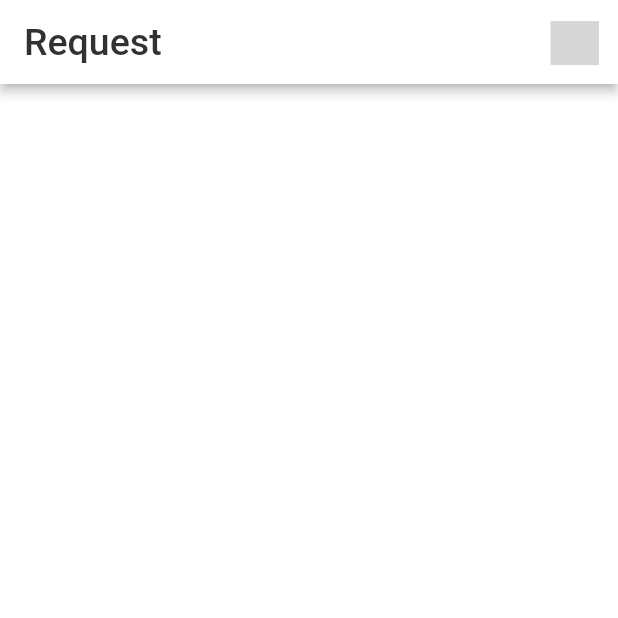
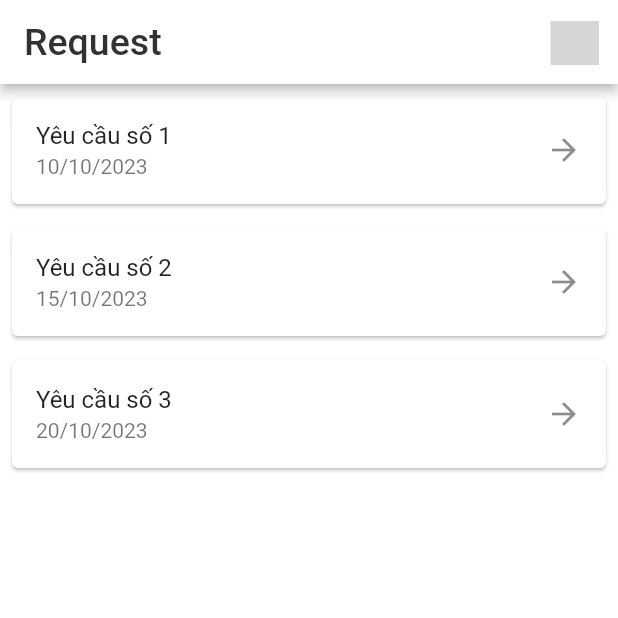
Before and after one commit to 3mallrice/apartee_flutter, a Flutter app: the RequestScreen screen opened directly, on a phone screen of 412 x 824 dp, the top half of it. Run offline on Flutter 3.47's test engine with Material 2 defaults, Android fonts, the phone set to English and light mode, and no system bars; our stand-ins replace dot_navigation_bar; missing offline and left inert: font_awesome_icon_class; grey boxes are pictures that could not be loaded.

```diff
--- a/lib/core/const/color_const.dart
+++ b/lib/core/const/color_const.dart
@@ -5,6 +5,7 @@ class ColorPalette {
   static const Color secondColor = Color(0x38FF8228);
   static const Color bgColor = Color(0xFFFFFFFF);
   static const Color textColor = Color(0xff333131);
+  static const Color textOnTapColor = Color(0xff11b621);
   static const Color unselectedIcon = Colors.grey;
 }
 
--- a/lib/representation/screens/request_screen.dart
+++ b/lib/representation/screens/request_screen.dart
@@ -34,6 +34,39 @@ class _RequestScreenState extends State<RequestScreen> {
         automaticallyImplyLeading: false,
         // bottom: ,
       ),
+
+      body: ListView.builder(
+        itemCount: upcomingRequests.length,
+        itemBuilder: (context, index) {
+          final request = upcomingRequests[index];
+          return Card(
+            margin: const EdgeInsets.all(8.0),
+            child: ListTile(
+              title: Text(request.title),
+              subtitle: Text(request.date),
+              trailing: const Icon(Icons.arrow_forward),
+              onTap: () {
+                // Xử lý khi bấm vào một yêu cầu
+                // Ví dụ: điều hướng đến trang chi tiết yêu cầu
+              },
+            ),
+          );
+        },
+      ),
     );
   }
 }
+
+class UpcomingRequest {
+  final String title;
+  final String date;
+
+  UpcomingRequest(this.title, this.date);
+}
+
+List<UpcomingRequest> upcomingRequests = [
+  UpcomingRequest('Yêu cầu số 1', '10/10/2023'),
+  UpcomingRequest('Yêu cầu số 2', '15/10/2023'),
+  UpcomingRequest('Yêu cầu số 3', '20/10/2023'),
+  // Thêm các yêu cầu khác vào đây
+];
```
Also changed, not shown: lib/representation/screens/account_screen.dart (+99 -1 lines), lib/representation/screens/message_screen.dart (+49 -1 lines).
